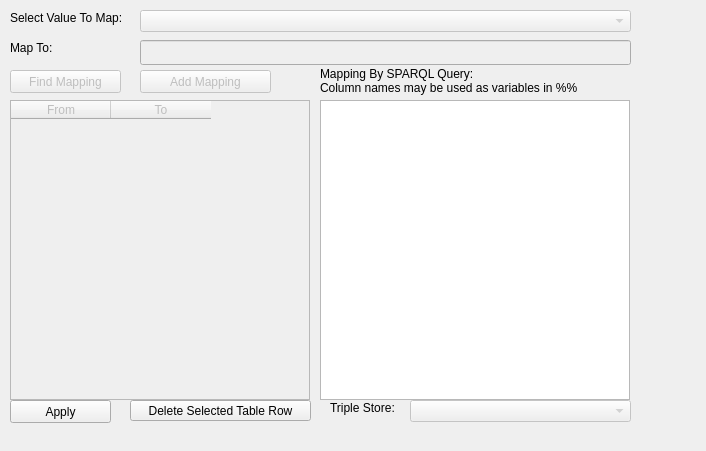
Qt form dialogs/ui/valuemappingdialog.ui (sparqlunicorn/sparqlunicornGoesGIS) before a commit.
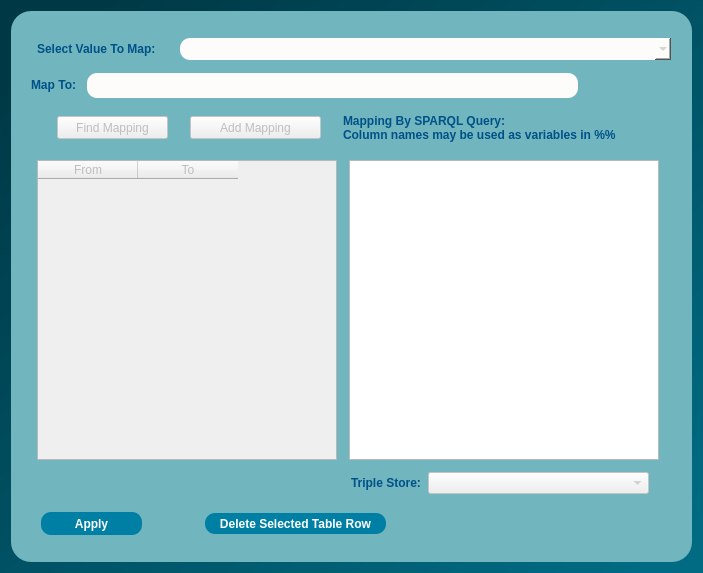
The same form after that commit.

```diff
--- a/dialogs/ui/valuemappingdialog.ui
+++ b/dialogs/ui/valuemappingdialog.ui
@@ -6,196 +6,504 @@
    <rect>
     <x>0</x>
     <y>0</y>
-    <width>706</width>
-    <height>451</height>
+    <width>701</width>
+    <height>569</height>
    </rect>
   </property>
   <property name="windowTitle">
    <string>Dialog</string>
   </property>
-  <widget class="QPlainTextEdit" name="queryedit">
-   <property name="geometry">
-    <rect>
-     <x>320</x>
-     <y>100</y>
-     <width>310</width>
-     <height>300</height>
-    </rect>
-   </property>
-  </widget>
-  <widget class="QComboBox" name="tripleStoreEdit">
-   <property name="enabled">
-    <bool>false</bool>
-   </property>
-   <property name="geometry">
-    <rect>
-     <x>410</x>
-     <y>400</y>
-     <width>221</width>
-     <height>22</height>
-    </rect>
-   </property>
-  </widget>
-  <widget class="QTableWidget" name="valmaptable">
-   <property name="enabled">
-    <bool>false</bool>
-   </property>
+  <property name="styleSheet">
+   <string notr="true">QObject#ValueMappingDialog{
+background-color:qlineargradient(spread:pad, x1:0, y1:0, x2:1, y2:1, stop:0.0795455 rgba(0, 57, 70, 255), stop:0.5625 rgba(0, 85, 104, 255), stop:0.954545 rgba(0, 107, 131, 255));}
+</string>
+  </property>
+  <layout class="QGridLayout" name="gridLayout_3">
+   <item row="0" column="0">
+    <widget class="QFrame" name="frame">
+     <property name="minimumSize">
+      <size>
+       <width>681</width>
+       <height>551</height>
+      </size>
+     </property>
+     <property name="maximumSize">
+      <size>
+       <width>681</width>
+       <height>551</height>
+      </size>
+     </property>
+     <property name="styleSheet">
+      <string notr="true">QObject#frame{
+	background-color:qlineargradient(spread:pad, x1:0, y1:0, x2:1, y2:1, stop:0.0113636 rgba(113, 181, 190, 255));
+	
+border-radius:20px;}
+</string>
+     </property>
+     <property name="frameShape">
+      <enum>QFrame::StyledPanel</enum>
+     </property>
+     <property name="frameShadow">
+      <enum>QFrame::Raised</enum>
+     </property>
+     <widget class="QWidget" name="widget" native="true">
    <property name="geometry">
     <rect>
-     <x>10</x>
-     <y>100</y>
-     <width>300</width>
-     <height>300</height>
-    </rect>
-   </property>
-   <column>
-    <property name="text">
-     <string>From</string>
-    </property>
-   </column>
-   <column>
-    <property name="text">
-     <string>To</string>
-    </property>
-   </column>
-  </widget>
+        <x>20</x>
+        <y>20</y>
+        <width>648</width>
+        <height>75</height>
+       </rect>
+      </property>
+      <layout class="QGridLayout" name="gridLayout">
+       <item row="0" column="0">
+        <layout class="QHBoxLayout" name="horizontalLayout_2">
+         <item>
   <widget class="QLabel" name="cboxlabel">
-   <property name="geometry">
-    <rect>
-     <x>10</x>
-     <y>10</y>
+           <property name="minimumSize">
+            <size>
      <width>131</width>
      <height>16</height>
-    </rect>
+            </size>
+           </property>
+           <property name="maximumSize">
+            <size>
+             <width>131</width>
+             <height>16</height>
+            </size>
+           </property>
+           <property name="font">
+            <font>
+             <pointsize>9</pointsize>
+             <weight>75</weight>
+             <bold>true</bold>
+            </font>
+           </property>
+           <property name="styleSheet">
+            <string notr="true">color:rgb(0, 81, 135);</string>
    </property>
    <property name="text">
     <string>Select Value To Map:</string>
    </property>
   </widget>
+         </item>
+         <item>
   <widget class="QComboBox" name="cbox">
    <property name="enabled">
     <bool>false</bool>
    </property>
-   <property name="geometry">
-    <rect>
-     <x>140</x>
-     <y>10</y>
+           <property name="minimumSize">
+            <size>
      <width>491</width>
      <height>22</height>
-    </rect>
-   </property>
-  </widget>
+            </size>
+           </property>
+           <property name="maximumSize">
+            <size>
+             <width>491</width>
+             <height>22</height>
+            </size>
+           </property>
+           <property name="cursor">
+            <cursorShape>PointingHandCursor</cursorShape>
+           </property>
+           <property name="styleSheet">
+            <string notr="true">border-radius:10px;
+
+border-color:rgb(45, 45, 45);
+
+background-color: rgb(253, 252, 250);</string>
+           </property>
+          </widget>
+         </item>
+        </layout>
+       </item>
+       <item row="1" column="0">
+        <layout class="QHBoxLayout" name="horizontalLayout_3">
+         <item>
   <widget class="QLabel" name="maptolabel">
-   <property name="geometry">
-    <rect>
-     <x>10</x>
-     <y>40</y>
-     <width>111</width>
+           <property name="minimumSize">
+            <size>
+             <width>50</width>
      <height>16</height>
-    </rect>
+            </size>
+           </property>
+           <property name="maximumSize">
+            <size>
+             <width>50</width>
+             <height>16</height>
+            </size>
+           </property>
+           <property name="font">
+            <font>
+             <pointsize>9</pointsize>
+             <weight>75</weight>
+             <bold>true</bold>
+            </font>
+           </property>
+           <property name="styleSheet">
+            <string notr="true">color:rgb(0, 81, 135);</string>
    </property>
    <property name="text">
     <string>Map To:</string>
    </property>
   </widget>
+         </item>
+         <item>
   <widget class="QLineEdit" name="foundClass">
    <property name="enabled">
     <bool>false</bool>
    </property>
-   <property name="geometry">
-    <rect>
-     <x>140</x>
-     <y>40</y>
+           <property name="minimumSize">
+            <size>
      <width>491</width>
      <height>25</height>
-    </rect>
-   </property>
-  </widget>
+            </size>
+           </property>
+           <property name="maximumSize">
+            <size>
+             <width>491</width>
+             <height>25</height>
+            </size>
+           </property>
+           <property name="styleSheet">
+            <string notr="true">border-radius:10px;
+
+border-color:rgb(45, 45, 45);
+
+background-color: rgb(253, 252, 250);</string>
+           </property>
+          </widget>
+         </item>
+         <item>
+          <spacer name="horizontalSpacer_3">
+           <property name="orientation">
+            <enum>Qt::Horizontal</enum>
+           </property>
+           <property name="sizeHint" stdset="0">
+            <size>
+             <width>40</width>
+             <height>20</height>
+            </size>
+           </property>
+          </spacer>
+         </item>
+        </layout>
+       </item>
+      </layout>
+     </widget>
+     <widget class="QWidget" name="widget_2" native="true">
+      <property name="geometry">
+       <rect>
+        <x>20</x>
+        <y>140</y>
+        <width>634</width>
+        <height>318</height>
+       </rect>
+      </property>
+      <layout class="QGridLayout" name="gridLayout_2">
+       <item row="0" column="0">
+        <widget class="QTableWidget" name="valmaptable">
+         <property name="enabled">
+          <bool>false</bool>
+         </property>
+         <property name="minimumSize">
+          <size>
+           <width>300</width>
+           <height>300</height>
+          </size>
+         </property>
+         <property name="maximumSize">
+          <size>
+           <width>300</width>
+           <height>300</height>
+          </size>
+         </property>
+         <column>
+          <property name="text">
+           <string>From</string>
+          </property>
+         </column>
+         <column>
+          <property name="text">
+           <string>To</string>
+          </property>
+         </column>
+        </widget>
+       </item>
+       <item row="0" column="1">
+        <widget class="QPlainTextEdit" name="queryedit">
+         <property name="minimumSize">
+          <size>
+           <width>310</width>
+           <height>300</height>
+          </size>
+         </property>
+         <property name="maximumSize">
+          <size>
+           <width>310</width>
+           <height>300</height>
+          </size>
+         </property>
+        </widget>
+       </item>
+      </layout>
+     </widget>
+     <widget class="QWidget" name="">
+      <property name="geometry">
+       <rect>
+        <x>30</x>
+        <y>100</y>
+        <width>621</width>
+        <height>33</height>
+       </rect>
+      </property>
+      <layout class="QHBoxLayout" name="horizontalLayout_4">
+       <item>
   <widget class="QPushButton" name="findMappingButton">
    <property name="enabled">
     <bool>false</bool>
    </property>
-   <property name="geometry">
-    <rect>
-     <x>10</x>
-     <y>70</y>
+         <property name="minimumSize">
+          <size>
      <width>111</width>
      <height>23</height>
-    </rect>
+          </size>
+         </property>
+         <property name="maximumSize">
+          <size>
+           <width>111</width>
+           <height>23</height>
+          </size>
    </property>
    <property name="text">
     <string>Find Mapping</string>
    </property>
   </widget>
+       </item>
+       <item>
   <widget class="QPushButton" name="addMappingButton">
    <property name="enabled">
     <bool>false</bool>
    </property>
-   <property name="geometry">
-    <rect>
-     <x>140</x>
-     <y>70</y>
+         <property name="minimumSize">
+          <size>
      <width>131</width>
      <height>23</height>
-    </rect>
+          </size>
+         </property>
+         <property name="maximumSize">
+          <size>
+           <width>131</width>
+           <height>23</height>
+          </size>
    </property>
    <property name="text">
     <string>Add Mapping</string>
    </property>
   </widget>
-  <widget class="QPushButton" name="deleteRowButton">
-   <property name="geometry">
-    <rect>
-     <x>130</x>
-     <y>400</y>
-     <width>181</width>
-     <height>21</height>
-    </rect>
-   </property>
-   <property name="text">
-    <string>Delete Selected Table Row</string>
-   </property>
-  </widget>
+       </item>
+       <item>
   <widget class="QLabel" name="sparqlLabel">
-   <property name="geometry">
-    <rect>
-     <x>320</x>
-     <y>65</y>
+         <property name="minimumSize">
+          <size>
      <width>301</width>
      <height>31</height>
-    </rect>
+          </size>
+         </property>
+         <property name="maximumSize">
+          <size>
+           <width>301</width>
+           <height>31</height>
+          </size>
+         </property>
+         <property name="font">
+          <font>
+           <pointsize>9</pointsize>
+           <weight>75</weight>
+           <bold>true</bold>
+          </font>
+         </property>
+         <property name="styleSheet">
+          <string notr="true">color:rgb(0, 81, 135);</string>
    </property>
    <property name="text">
     <string>Mapping By SPARQL Query:
 Column names may be used as variables in %%</string>
    </property>
   </widget>
+       </item>
+      </layout>
+     </widget>
+     <widget class="QWidget" name="">
+      <property name="geometry">
+       <rect>
+        <x>30</x>
+        <y>500</y>
+        <width>401</width>
+        <height>25</height>
+       </rect>
+      </property>
+      <layout class="QHBoxLayout" name="horizontalLayout">
+       <item>
   <widget class="QPushButton" name="applyButton">
-   <property name="geometry">
-    <rect>
-     <x>10</x>
-     <y>400</y>
+         <property name="minimumSize">
+          <size>
      <width>101</width>
      <height>23</height>
-    </rect>
+          </size>
+         </property>
+         <property name="maximumSize">
+          <size>
+           <width>101</width>
+           <height>23</height>
+          </size>
+         </property>
+         <property name="font">
+          <font>
+           <pointsize>9</pointsize>
+           <weight>75</weight>
+           <bold>true</bold>
+          </font>
+         </property>
+         <property name="cursor">
+          <cursorShape>PointingHandCursor</cursorShape>
+         </property>
+         <property name="styleSheet">
+          <string notr="true">background-color:rgb(0, 127, 165);
+border-radius:10px;
+color: rgb(255, 255, 255);</string>
    </property>
    <property name="text">
     <string>Apply</string>
    </property>
   </widget>
+       </item>
+       <item>
+        <spacer name="horizontalSpacer">
+         <property name="orientation">
+          <enum>Qt::Horizontal</enum>
+         </property>
+         <property name="sizeHint" stdset="0">
+          <size>
+           <width>40</width>
+           <height>20</height>
+          </size>
+         </property>
+        </spacer>
+       </item>
+       <item>
+        <widget class="QPushButton" name="deleteRowButton">
+         <property name="minimumSize">
+          <size>
+           <width>181</width>
+           <height>21</height>
+          </size>
+         </property>
+         <property name="maximumSize">
+          <size>
+           <width>181</width>
+           <height>21</height>
+          </size>
+         </property>
+         <property name="font">
+          <font>
+           <pointsize>9</pointsize>
+           <weight>75</weight>
+           <bold>true</bold>
+          </font>
+         </property>
+         <property name="cursor">
+          <cursorShape>PointingHandCursor</cursorShape>
+         </property>
+         <property name="styleSheet">
+          <string notr="true">background-color:rgb(0, 127, 165);
+border-radius:10px;
+color: rgb(255, 255, 255);</string>
+         </property>
+         <property name="text">
+          <string>Delete Selected Table Row</string>
+         </property>
+        </widget>
+       </item>
+       <item>
+        <spacer name="horizontalSpacer_2">
+         <property name="orientation">
+          <enum>Qt::Horizontal</enum>
+         </property>
+         <property name="sizeHint" stdset="0">
+          <size>
+           <width>40</width>
+           <height>20</height>
+          </size>
+         </property>
+        </spacer>
+       </item>
+      </layout>
+     </widget>
+     <widget class="QWidget" name="">
+      <property name="geometry">
+       <rect>
+        <x>340</x>
+        <y>460</y>
+        <width>300</width>
+        <height>24</height>
+       </rect>
+      </property>
+      <layout class="QHBoxLayout" name="horizontalLayout_5">
+       <item>
   <widget class="QLabel" name="maptolabel_2">
-   <property name="geometry">
-    <rect>
-     <x>330</x>
-     <y>400</y>
+         <property name="minimumSize">
+          <size>
      <width>71</width>
      <height>16</height>
-    </rect>
+          </size>
+         </property>
+         <property name="maximumSize">
+          <size>
+           <width>71</width>
+           <height>16</height>
+          </size>
+         </property>
+         <property name="font">
+          <font>
+           <pointsize>9</pointsize>
+           <weight>75</weight>
+           <bold>true</bold>
+          </font>
+         </property>
+         <property name="styleSheet">
+          <string notr="true">color:rgb(0, 81, 135);</string>
    </property>
    <property name="text">
     <string>Triple Store:</string>
    </property>
   </widget>
+       </item>
+       <item>
+        <widget class="QComboBox" name="tripleStoreEdit">
+         <property name="enabled">
+          <bool>false</bool>
+         </property>
+         <property name="minimumSize">
+          <size>
+           <width>221</width>
+           <height>22</height>
+          </size>
+         </property>
+         <property name="maximumSize">
+          <size>
+           <width>221</width>
+           <height>22</height>
+          </size>
+         </property>
+        </widget>
+       </item>
+      </layout>
+     </widget>
+    </widget>
+   </item>
+  </layout>
  </widget>
  <resources/>
  <connections/>
```
Lines whose indentation alone changed are shown as unchanged.
